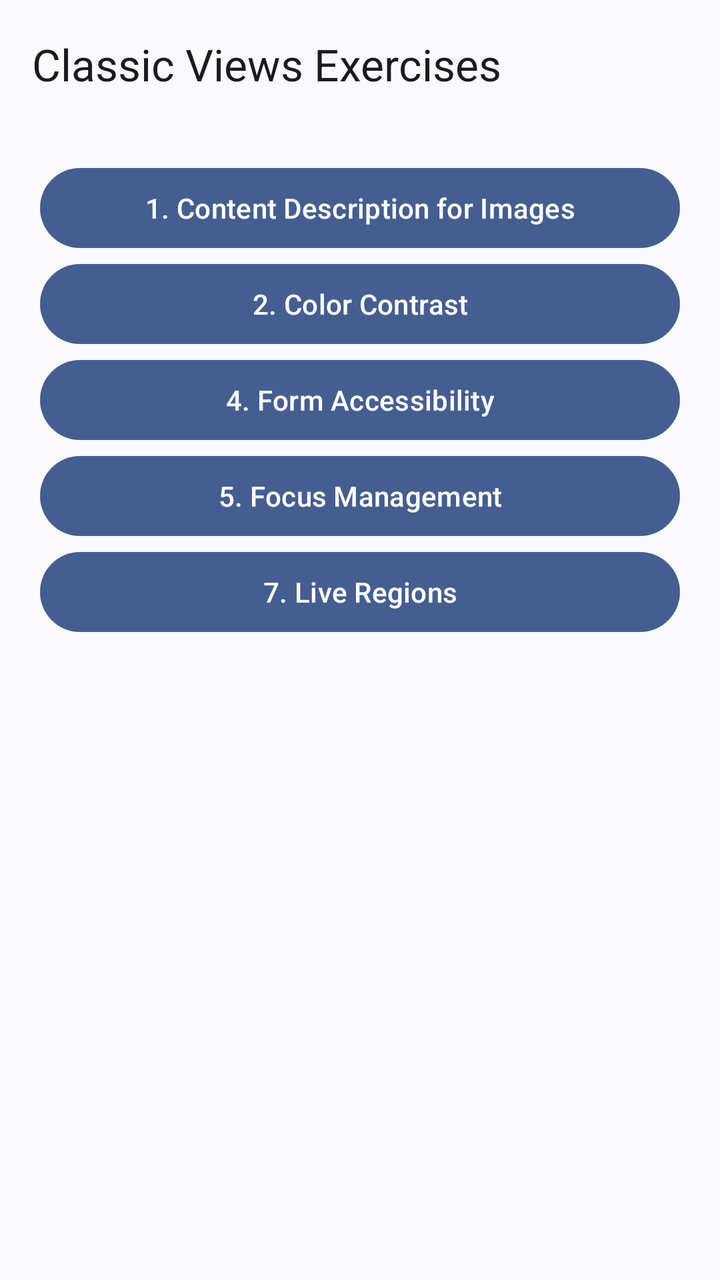
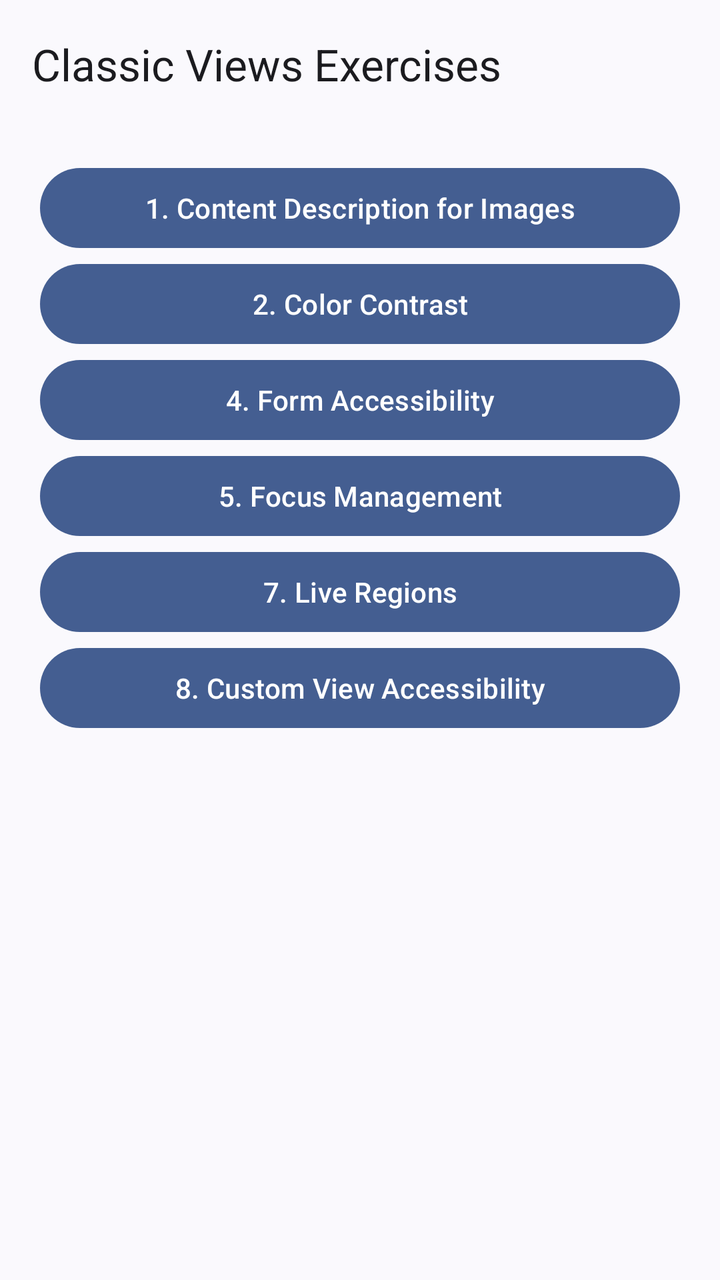

An Android layout rendered at two revisions. The XML below is the earlier revision; the diff shows what the commit changed to produce the second picture.
<!-- AndroidManifest.xml: application theme Theme.AccessibilityExpert -->
<!-- res/layout/activity_classic_views.xml -->
<?xml version="1.0" encoding="utf-8"?>
<androidx.coordinatorlayout.widget.CoordinatorLayout xmlns:android="http://schemas.android.com/apk/res/android"
    xmlns:app="http://schemas.android.com/apk/res-auto"
    xmlns:tools="http://schemas.android.com/tools"
    android:layout_width="match_parent"
    android:layout_height="match_parent"
    android:fitsSystemWindows="true"
    tools:context=".classic.ClassicViewsActivity">

    <com.google.android.material.appbar.AppBarLayout
        android:layout_width="match_parent"
        android:layout_height="wrap_content">

        <androidx.appcompat.widget.Toolbar
            android:id="@+id/toolbar"
            android:layout_width="match_parent"
            android:layout_height="?attr/actionBarSize"
            app:title="@string/classic_views_title"/>

    </com.google.android.material.appbar.AppBarLayout>

    <androidx.core.widget.NestedScrollView
        android:layout_width="match_parent"
        android:layout_height="match_parent"
        app:layout_behavior="@string/appbar_scrolling_view_behavior">

        <androidx.constraintlayout.widget.ConstraintLayout
            android:layout_width="match_parent"
            android:layout_height="wrap_content"
            android:padding="16dp">

            <Button
                android:id="@+id/btn_exercise1"
                android:layout_width="0dp"
                android:layout_height="wrap_content"
                android:layout_marginBottom="8dp"
                android:text="@string/exercise1_title"
                app:layout_constraintTop_toTopOf="parent"
                app:layout_constraintStart_toStartOf="parent"
                app:layout_constraintEnd_toEndOf="parent"
                app:layout_constraintWidth_max="320dp" />

            <Button
                android:id="@+id/btn_exercise2"
                android:layout_width="0dp"
                android:layout_height="wrap_content"
                android:layout_marginBottom="8dp"
                android:text="@string/exercise2_title"
                app:layout_constraintTop_toBottomOf="@id/btn_exercise1"
                app:layout_constraintStart_toStartOf="parent"
                app:layout_constraintEnd_toEndOf="parent"
                app:layout_constraintWidth_max="320dp" />

            <Button
                android:id="@+id/btn_exercise4"
                android:layout_width="0dp"
                android:layout_height="wrap_content"
                android:layout_marginBottom="8dp"
                android:text="@string/exercise4_title"
                app:layout_constraintTop_toBottomOf="@id/btn_exercise2"
                app:layout_constraintStart_toStartOf="parent"
                app:layout_constraintEnd_toEndOf="parent"
                app:layout_constraintWidth_max="320dp" />

            <Button
                android:id="@+id/btn_exercise5"
                android:layout_width="0dp"
                android:layout_height="wrap_content"
                android:layout_marginBottom="8dp"
                android:text="@string/exercise5_title"
                app:layout_constraintTop_toBottomOf="@id/btn_exercise4"
                app:layout_constraintStart_toStartOf="parent"
                app:layout_constraintEnd_toEndOf="parent"
                app:layout_constraintWidth_max="320dp" />

            <Button
                android:id="@+id/btn_exercise7"
                android:layout_width="0dp"
                android:layout_height="wrap_content"
                android:layout_marginBottom="8dp"
                android:text="@string/exercise7_title"
                app:layout_constraintTop_toBottomOf="@id/btn_exercise5"
                app:layout_constraintStart_toStartOf="parent"
                app:layout_constraintEnd_toEndOf="parent"
                app:layout_constraintWidth_max="320dp" />

            

        </androidx.constraintlayout.widget.ConstraintLayout>
    </androidx.core.widget.NestedScrollView>

</androidx.coordinatorlayout.widget.CoordinatorLayout>
<!-- resources referenced by this layout -->
<resources>
  <string name="classic_views_title">Classic Views Exercises</string>
  <string name="exercise1_title">1. Content Description for Images</string>
  <string name="exercise2_title">2. Color Contrast</string>
  <string name="exercise4_title">4. Form Accessibility</string>
  <string name="exercise5_title">5. Focus Management</string>
  <string name="exercise7_title">7. Live Regions</string>
  <style name="Theme.AccessibilityExpert" parent="Theme.Material3.DynamicColors.DayNight.NoActionBar" />
</resources>

<!-- the commit's change to res/layout/activity_classic_views.xml (unified diff, before → after) -->
@@ -84,6 +84,17 @@
                 app:layout_constraintEnd_toEndOf="parent"
                 app:layout_constraintWidth_max="320dp" />
 
+            <Button
+                android:id="@+id/btn_exercise8"
+                android:layout_width="0dp"
+                android:layout_height="wrap_content"
+                android:layout_marginBottom="8dp"
+                android:text="@string/exercise8_title"
+                app:layout_constraintTop_toBottomOf="@id/btn_exercise7"
+                app:layout_constraintStart_toStartOf="parent"
+                app:layout_constraintEnd_toEndOf="parent"
+                app:layout_constraintWidth_max="320dp" />
+
             
 
         </androidx.constraintlayout.widget.ConstraintLayout>
<!-- resource entries referenced after the edit -->
@@ -6,6 +6,7 @@
   <string name="exercise4_title">4. Form Accessibility</string>
   <string name="exercise5_title">5. Focus Management</string>
   <string name="exercise7_title">7. Live Regions</string>
+  <string name="exercise8_title">8. Custom View Accessibility</string>
   <style name="Theme.AccessibilityExpert" parent="Theme.Material3.DynamicColors.DayNight.NoActionBar" />
 </resources>
 
